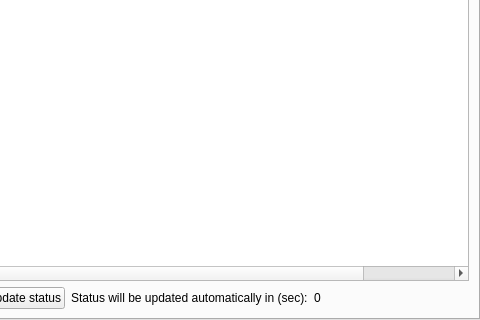
Before: the Qt Designer form src/qt/forms/masternodelist.ui in XDNA-Core/XDNA, drawn with Qt 5; both pictures show x 294 to 774 and y 137 to 457 of the 774 by 457 pixel window.
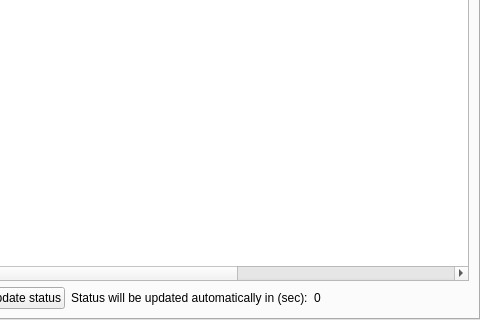
After: the same form once the commit is applied.

The edit to the form file:
```diff
--- a/src/qt/forms/masternodelist.ui
+++ b/src/qt/forms/masternodelist.ui
@@ -139,6 +139,16 @@
                <string>Payee</string>
               </property>
              </column>
+             <column>
+              <property name="text">
+               <string>24h Coins</string>
+              </property>
+             </column>
+             <column>
+              <property name="text">
+               <string>Luck</string>
+              </property>
+             </column>
             </widget>
            </item>
            <item>
```
Left out of the diff: 10 changed lines with no effect on the pictures.
